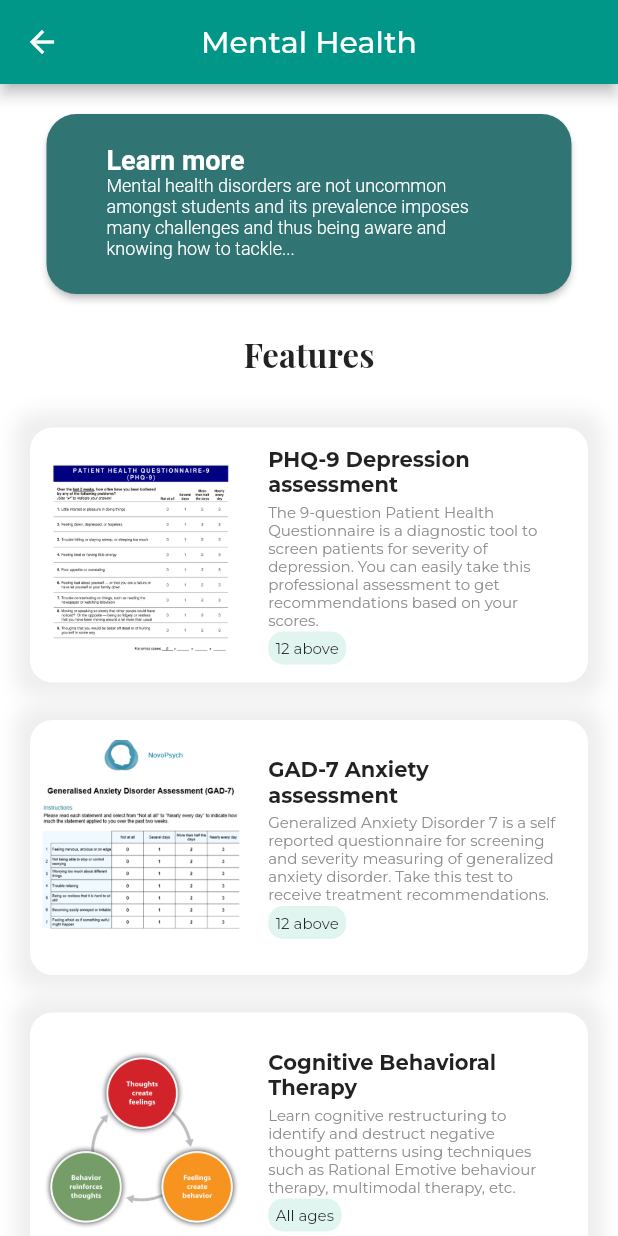
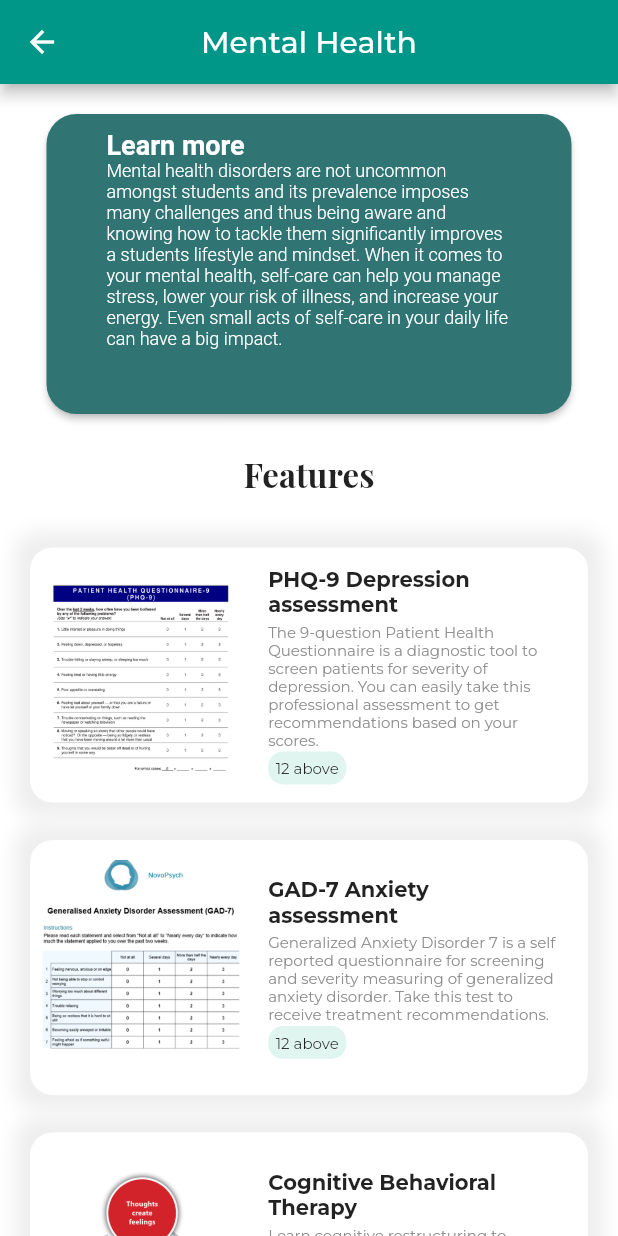
Before and after one commit to SIH-Team-Epione/Flutter-app-Epione, a Flutter app: the MentalHealthScreen screen opened by its route, on a phone screen of 412 x 824 dp. Run offline on Flutter 3.47's test engine with Material 2 defaults, Android fonts, the phone set to English and light mode, and no system bars; our stand-ins replace assets_audio_player, carousel_slider, firebase_auth, firebase_core, flutter_staggered_animations, flutter_svg and 11 more; missing offline and left inert: dialogflow_grpc, flutter_email_sender, maps_launcher, sound_stream, teachable; accounts and stored records are empty; project files that could hold a hidden picture were left out.

Commit message:
fixed learn more buttons, quote positioning

```diff
--- a/lib/models/MentalHealthHome.dart
+++ b/lib/models/MentalHealthHome.dart
@@ -18,7 +18,7 @@ class Feature {
 }
 
 const title = 'Mental Health';
-const learnMoreText = 'Mental health disorders are not uncommon amongst students and its prevalence imposes many challenges and thus being aware and knowing how to tackle...';
+const learnMoreText = 'Mental health disorders are not uncommon amongst students and its prevalence imposes many challenges and thus being aware and knowing how to tackle them significantly improves a student''s lifestyle and mindset. When it comes to your mental health, self-care can help you manage stress, lower your risk of illness, and increase your energy. Even small acts of self-care in your daily life can have a big impact.';
 
 List<Feature> featuresList = [
   const Feature(
--- a/lib/screens/home_screen.dart
+++ b/lib/screens/home_screen.dart
@@ -127,11 +127,15 @@ class _HomeScreenState extends State<HomeScreen> {
                   Positioned.fill(
                       child: Align(
                         alignment: Alignment.center,
+                        child: Padding(
+                          padding: const EdgeInsets.all(8.0),
                           child: Text('${sampled_quotes[difference]['quote']}',
+                            textAlign: TextAlign.center,
                             style: TextStyle(color: Colors.black,
                                 fontSize: 16,
                                 fontWeight: FontWeight.w500,
                                 backgroundColor: Colors.white.withOpacity(0.2)
+                              ),
                           ),
                         ),//${quotes[curr_index]}
 
--- a/lib/screens/mental_health/mental_health_screen.dart
+++ b/lib/screens/mental_health/mental_health_screen.dart
@@ -34,7 +34,7 @@ class _MentalHealthScreenState extends State<MentalHealthScreen> {
               SizedBox(height: 20,),
               Container(
                 width: 350,
-                height: 120,
+                height: 200,
                 child: RaisedButton(
                   onPressed: (){
                     Navigator.pushNamed(context, '/learn_more_mental_health');
@@ -54,7 +54,7 @@ class _MentalHealthScreenState extends State<MentalHealthScreen> {
                         vertical: 5,
                     ),
                     width: double.infinity,
-                    height: 90,
+                    height: 190,
                     decoration: BoxDecoration(
                       color: Color(307473),
                       borderRadius: BorderRadius.circular(60),
--- a/lib/screens/physical_health/physical_health_screen.dart
+++ b/lib/screens/physical_health/physical_health_screen.dart
@@ -33,7 +33,7 @@ class _PhysicalHealthScreenState extends State<PhysicalHealthScreen> {
               SizedBox(height: 20,),
               Container(
                 width: 350,
-                height: 120,
+                height: 180,
                 child: RaisedButton(
                   onPressed: (){
                     Navigator.pushNamed(context, '/learn_more_physical_health');
@@ -52,7 +52,7 @@ class _PhysicalHealthScreenState extends State<PhysicalHealthScreen> {
                         vertical: 5,
                     ),
                     width: double.infinity,
-                    height: 90,
+                    height: 160,
                     decoration: BoxDecoration(
                       color: Color(307473),
                       borderRadius: BorderRadius.circular(60),
--- a/lib/screens/physical_health/pose_estimate.dart
+++ b/lib/screens/physical_health/pose_estimate.dart
@@ -70,7 +70,7 @@ class _PoseEstimatorPageState extends State<PoseEstimatorPage> {
                           animation: true,
                           lineHeight: 34.0,
                           percent: acc/100.0,
-                          center: Text(accuracy, style: TextStyle(fontWeight: FontWeight.w700,
+                          center: Text(accuracy+"%", style: TextStyle(fontWeight: FontWeight.w700,
                           fontSize: 20),),
                           barRadius: const Radius.circular(16),
                           progressColor: Colors.teal,
--- a/lib/screens/social_health/social_health_screen.dart
+++ b/lib/screens/social_health/social_health_screen.dart
@@ -38,7 +38,7 @@ class _SocialHealthScreenState extends State<SocialHealthScreen> {
                   shape: new RoundedRectangleBorder(
                     borderRadius: new BorderRadius.circular(20.0),
                   ),
-                  color: Color(0xffdea23e),
+                  color: Color(0xff307473),
                   //0xfff3dbdd,
                   child: Container(
                     margin: EdgeInsets.symmetric(
```
Lines whose indentation alone changed are shown as unchanged.
